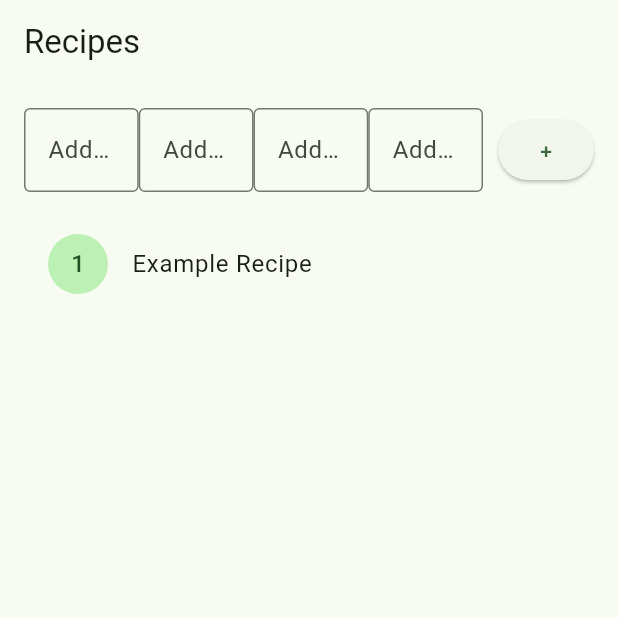
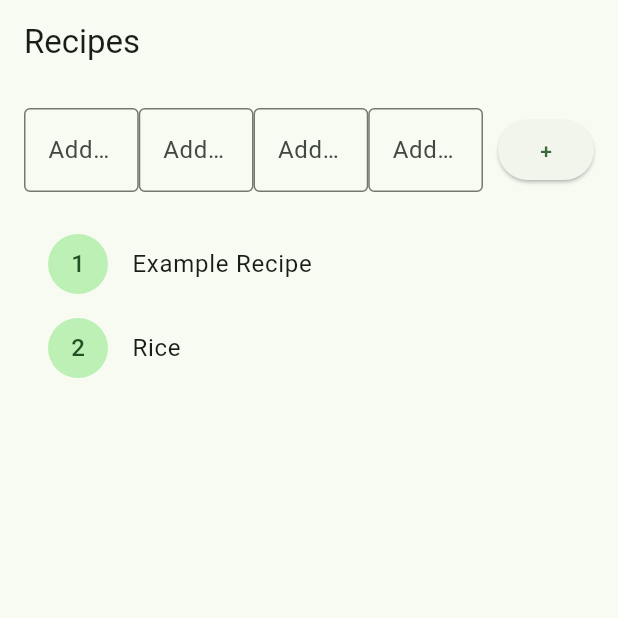
Before and after one commit to DiamondHorizon/Food-Buddy, a Flutter app: the screen it shows after launch, on a phone screen of 412 x 824 dp, the top half of it. Run offline on Flutter 3.47's test engine with Material 3 defaults, Android fonts, the phone set to English and light mode, and no system bars; our stand-ins replace sqflite, sqflite_common_ffi, sqflite_common_ffi_web; accounts and stored records are empty.

Commit message:
Added 1 recipe (this will likely start a merge conflict)
Unfortunate.

```diff
--- a/lib/recipe_database.dart
+++ b/lib/recipe_database.dart
@@ -50,6 +50,13 @@ class RecipeDatabase {
       'meal': 'Breakfast',
       'instructions': 'Cook the things'
     });
+
+    await db.insert('Recipes', {
+      'name': 'Rice',
+      'type': 'Entree',
+      'meal': 'Dinner',
+      'instructions': 'Add 1 cup rice to rice cooker, add .5t salt, 1T sugar, and 2T rice wine vinegar per cup. 1.3 cups water. Enjoy!~'
+    });
   }
 
   // Fetch all recipes in the database
```
Also changed, not shown: 1 other file.
